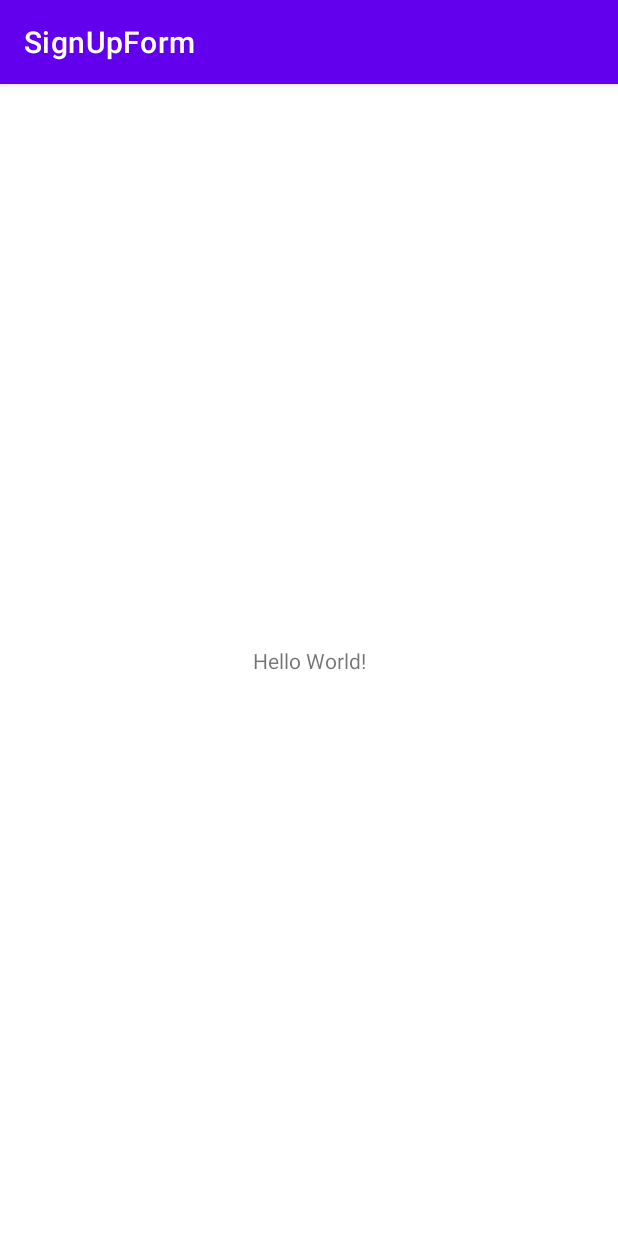
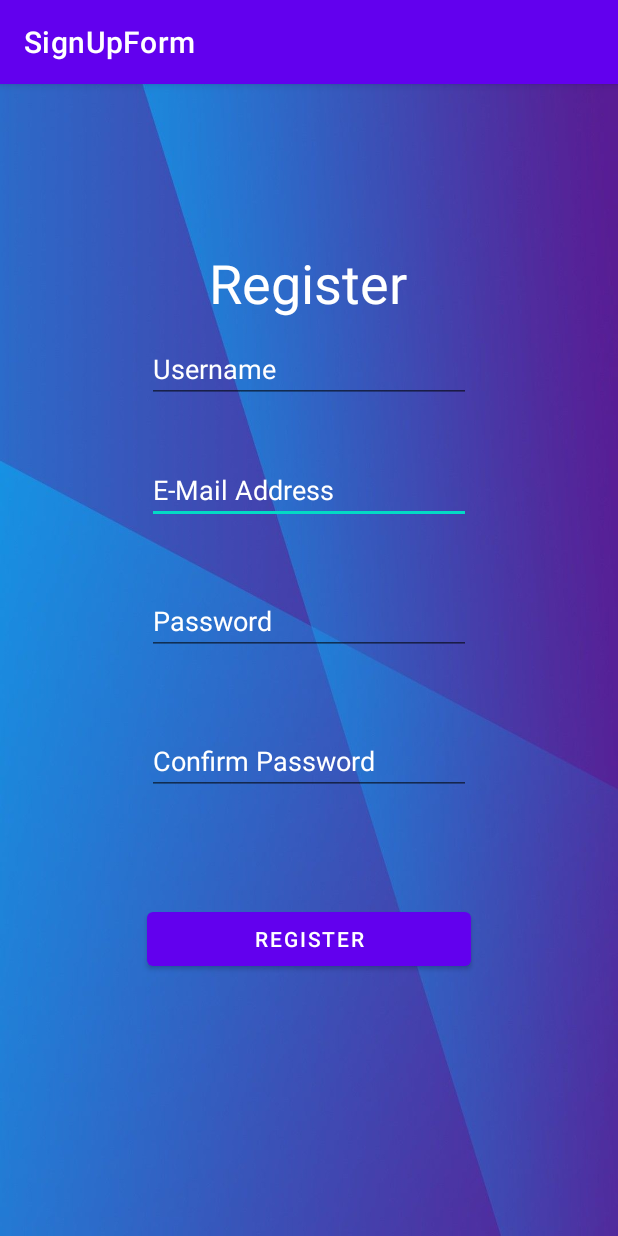
Before and after one commit to elyordan/CIS3315, an Android app: the screen it shows after launch (MainActivity before the commit, FormActivity after it), on a phone screen of 412 x 824 dp. Run offline under Robolectric (Android 15) with nearby library versions, the phone set to English and light mode, and no system bars.

Commit message:
change background and finish with all the text fields

```diff
--- a/Lab2/app/src/main/AndroidManifest.xml
+++ b/Lab2/app/src/main/AndroidManifest.xml
@@ -9,7 +9,7 @@
         android:roundIcon="@mipmap/ic_launcher_round"
         android:supportsRtl="true"
         android:theme="@style/Theme.SignUpForm">
-        <activity android:name=".MainActivity">
+        <activity android:name=".FormActivity">
             <intent-filter>
                 <action android:name="android.intent.action.MAIN" />
 
--- a/Lab2/app/src/main/java/edu/temple/signupform/MainActivity.java
+++ b/Lab2/app/src/main/java/edu/temple/signupform/FormActivity.java
@@ -4,7 +4,7 @@ import androidx.appcompat.app.AppCompatActivity;
 
 import android.os.Bundle;
 
-public class MainActivity extends AppCompatActivity {
+public class FormActivity extends AppCompatActivity {
 
     @Override
     protected void onCreate(Bundle savedInstanceState) {
--- /dev/null
+++ b/Lab2/app/src/main/res/drawable/ic_baseline_email.xml
@@ -0,0 +1,10 @@
+<vector xmlns:android="http://schemas.android.com/apk/res/android"
+    android:width="24dp"
+    android:height="24dp"
+    android:viewportWidth="24"
+    android:viewportHeight="24"
+    android:tint="?attr/colorControlNormal">
+  <path
+      android:fillColor="@android:color/white"
+      android:pathData="M20,4L4,4c-1.1,0 -1.99,0.9 -1.99,2L2,18c0,1.1 0.9,2 2,2h16c1.1,0 2,-0.9 2,-2L22,6c0,-1.1 -0.9,-2 -2,-2zM20,8l-8,5 -8,-5L4,6l8,5 8,-5v2z"/>
+</vector>
--- /dev/null
+++ b/Lab2/app/src/main/res/drawable/ic_baseline_person.xml
@@ -0,0 +1,10 @@
+<vector xmlns:android="http://schemas.android.com/apk/res/android"
+    android:width="24dp"
+    android:height="24dp"
+    android:viewportWidth="24"
+    android:viewportHeight="24"
+    android:tint="?attr/colorControlNormal">
+  <path
+      android:fillColor="@android:color/white"
+      android:pathData="M12,12c2.21,0 4,-1.79 4,-4s-1.79,-4 -4,-4 -4,1.79 -4,4 1.79,4 4,4zM12,14c-2.67,0 -8,1.34 -8,4v2h16v-2c0,-2.66 -5.33,-4 -8,-4z"/>
+</vector>
--- /dev/null
+++ b/Lab2/app/src/main/res/drawable/ic_baseline_security.xml
@@ -0,0 +1,10 @@
+<vector xmlns:android="http://schemas.android.com/apk/res/android"
+    android:width="24dp"
+    android:height="24dp"
+    android:viewportWidth="24"
+    android:viewportHeight="24"
+    android:tint="?attr/colorControlNormal">
+  <path
+      android:fillColor="@android:color/white"
+      android:pathData="M12,1L3,5v6c0,5.55 3.84,10.74 9,12 5.16,-1.26 9,-6.45 9,-12L21,5l-9,-4zM12,11.99h7c-0.53,4.12 -3.28,7.79 -7,8.94L12,12L5,12L5,6.3l7,-3.11v8.8z"/>
+</vector>
--- a/Lab2/app/src/main/res/layout/activity_main.xml
+++ b/Lab2/app/src/main/res/layout/activity_main.xml
@@ -4,15 +4,107 @@
     xmlns:tools="http://schemas.android.com/tools"
     android:layout_width="match_parent"
     android:layout_height="match_parent"
-    tools:context=".MainActivity">
+    tools:context=".FormActivity"
+    android:background="@drawable/background">
 
     <TextView
+        android:id="@+id/textViewRegister"
         android:layout_width="wrap_content"
         android:layout_height="wrap_content"
-        android:text="Hello World!"
+        android:text="@string/pageName"
+        android:textAlignment="center"
+        android:textColor="#FFFFFF"
+        android:textColorLink="@color/white"
+        android:textSize="36sp"
         app:layout_constraintBottom_toBottomOf="parent"
-        app:layout_constraintLeft_toLeftOf="parent"
-        app:layout_constraintRight_toRightOf="parent"
-        app:layout_constraintTop_toTopOf="parent" />
+        app:layout_constraintEnd_toEndOf="parent"
+        app:layout_constraintHorizontal_bias="0.498"
+        app:layout_constraintStart_toStartOf="parent"
+        app:layout_constraintTop_toTopOf="parent"
+        app:layout_constraintVertical_bias="0.15" />
 
+    <EditText
+        android:id="@+id/editTextEmail"
+        android:layout_width="0dp"
+        android:layout_height="wrap_content"
+        android:layout_marginStart="98dp"
+        android:layout_marginTop="8dp"
+        android:layout_marginEnd="98dp"
+        android:layout_marginBottom="34dp"
+        android:ems="10"
+        android:hint="@string/emailEditText"
+        android:inputType="textEmailAddress"
+        android:textColor="#FFFFFF"
+        android:textColorHint="#FFFFFF"
+        app:layout_constraintBottom_toTopOf="@+id/editTextPassword"
+        app:layout_constraintEnd_toEndOf="parent"
+        app:layout_constraintStart_toStartOf="parent"
+        app:layout_constraintTop_toBottomOf="@+id/editTextUsername" />
+
+    <EditText
+        android:id="@+id/editTextUsername"
+        android:layout_width="0dp"
+        android:layout_height="wrap_content"
+        android:layout_marginStart="98dp"
+        android:layout_marginTop="24dp"
+        android:layout_marginEnd="98dp"
+        android:layout_marginBottom="27dp"
+        android:ems="10"
+        android:hint="@string/usernameEditText"
+        android:inputType="textPersonName"
+        android:textColor="#FFFFFF"
+        android:textColorHint="#FFFFFF"
+        android:textSize="18sp"
+        app:layout_constraintBottom_toTopOf="@+id/editTextEmail"
+        app:layout_constraintEnd_toEndOf="parent"
+        app:layout_constraintStart_toStartOf="parent"
+        app:layout_constraintTop_toBottomOf="@+id/textViewRegister" />
+
+    <EditText
+        android:id="@+id/editTextPassword"
+        android:layout_width="0dp"
+        android:layout_height="wrap_content"
+        android:layout_marginStart="98dp"
+        android:layout_marginTop="8dp"
+        android:layout_marginEnd="98dp"
+        android:layout_marginBottom="40dp"
+        android:ems="10"
+        android:hint="@string/passwordEditText"
+        android:inputType="textPassword"
+        android:textColor="#FFFFFF"
+        android:textColorHint="#FFFFFF"
+        app:layout_constraintBottom_toTopOf="@+id/editTextPasswordConfirmation"
+        app:layout_constraintEnd_toEndOf="parent"
+        app:layout_constraintStart_toStartOf="parent"
+        app:layout_constraintTop_toBottomOf="@+id/editTextEmail" />
+
+    <EditText
+        android:id="@+id/editTextPasswordConfirmation"
+        android:layout_width="0dp"
+        android:layout_height="wrap_content"
+        android:layout_marginStart="98dp"
+        android:layout_marginTop="8dp"
+        android:layout_marginEnd="98dp"
+        android:layout_marginBottom="56dp"
+        android:ems="10"
+        android:hint="@string/passwordconfirmationEditText"
+        android:inputType="textPassword"
+        android:textColor="#FFFFFF"
+        android:textColorHint="#FFFFFF"
+        app:layout_constraintBottom_toTopOf="@+id/btnRegister"
+        app:layout_constraintEnd_toEndOf="parent"
+        app:layout_constraintStart_toStartOf="parent"
+        app:layout_constraintTop_toBottomOf="@+id/editTextPassword" />
+
+    <Button
+        android:id="@+id/btnRegister"
+        android:layout_width="0dp"
+        android:layout_height="wrap_content"
+        android:layout_marginTop="16dp"
+        android:layout_marginBottom="187dp"
+        android:text="@string/btnName"
+        app:layout_constraintBottom_toBottomOf="parent"
+        app:layout_constraintEnd_toEndOf="@+id/editTextPasswordConfirmation"
+        app:layout_constraintStart_toStartOf="@+id/editTextPasswordConfirmation"
+        app:layout_constraintTop_toBottomOf="@+id/editTextPasswordConfirmation" />
 </androidx.constraintlayout.widget.ConstraintLayout>
--- a/Lab2/app/src/main/res/values/strings.xml
+++ b/Lab2/app/src/main/res/values/strings.xml
@@ -1,3 +1,9 @@
 <resources>
     <string name="app_name">SignUpForm</string>
+    <string name="pageName">Register</string>
+    <string name="usernameEditText">Username</string>
+    <string name="emailEditText">E-Mail Address</string>
+    <string name="passwordEditText">Password</string>
+    <string name="passwordconfirmationEditText">Confirm Password</string>
+    <string name="btnName">Register</string>
 </resources>
```
Also changed, not shown: Lab2/app/src/main/res/drawable/background.jpg (added).
